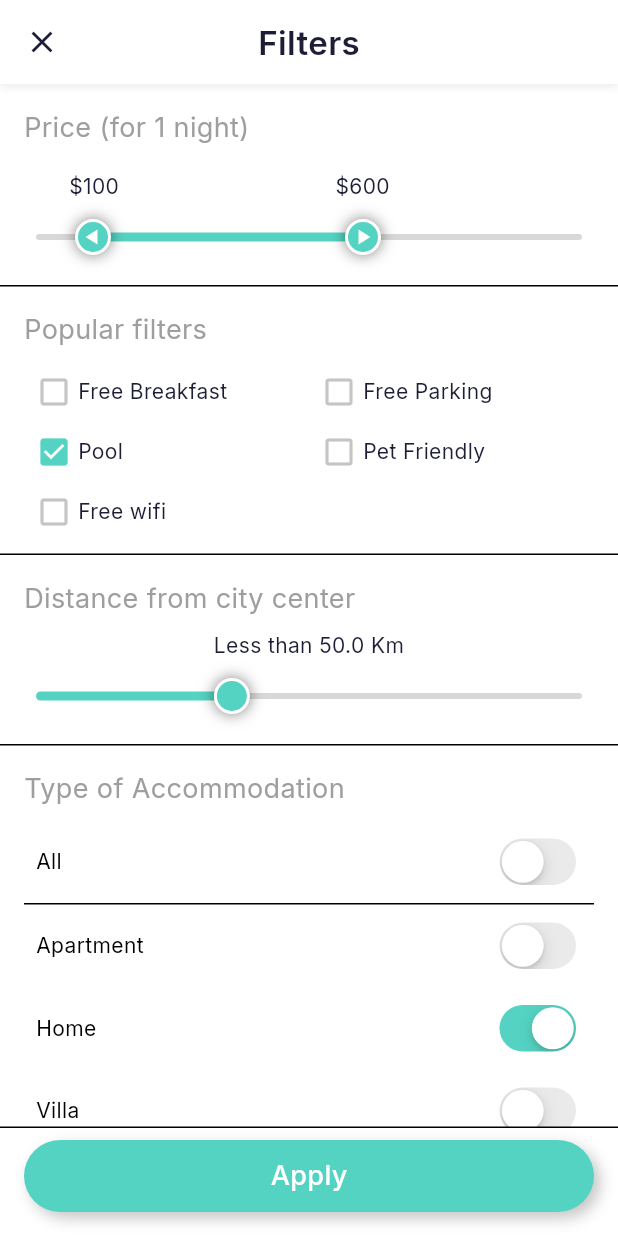
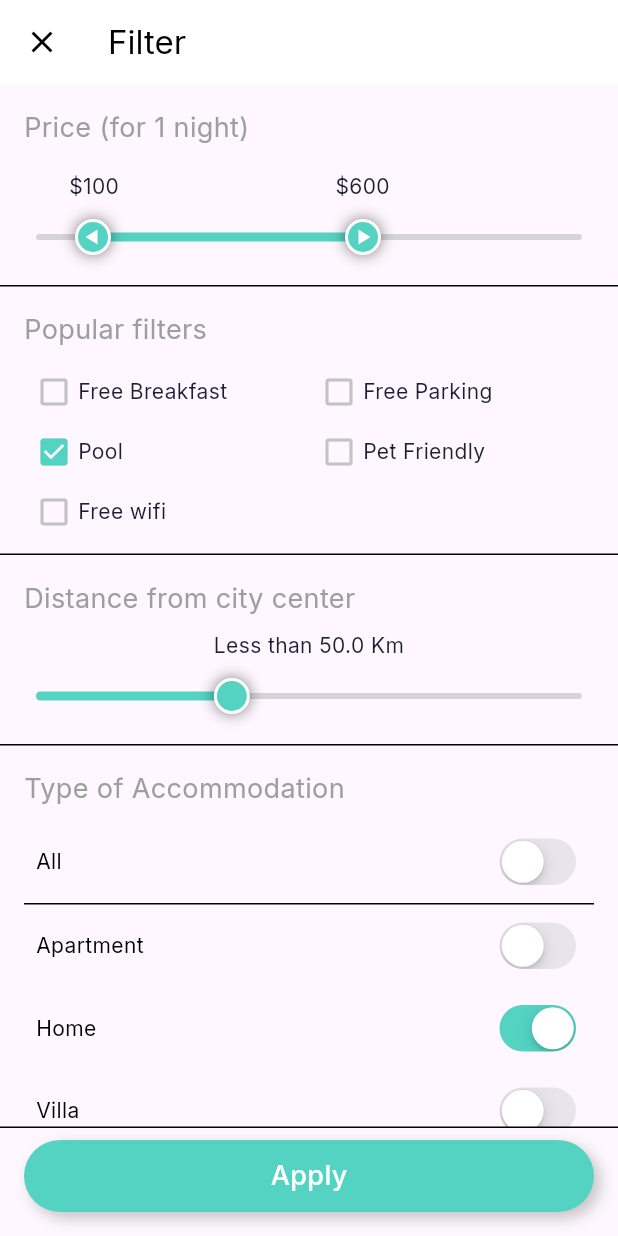
Before and after one commit to Chhinvanchhai/chetneakv2, a Flutter app: the BottomTabs screen opened by its route, item 3 of the bottom bar chosen, after a tap on "Filter", on a phone screen of 412 x 824 dp. Run offline on Flutter 3.47's test engine with Material 3 defaults, Android fonts, the phone set to English and light mode, and no system bars; our stand-ins replace cloud_firestore, file_picker, firebase_auth, firebase_core, firebase_messaging, flutter_local_notifications and 7 more; missing offline and left inert: cloud_firestore_web, firebase_auth_web, firebase_core_web, firebase_messaging_web, geolocator_web, image_picker_for_web; accounts and stored records are empty; generated files the repository leaves out were written again.

Commit message:
update dynamic theme for dark and white auto to phone

```diff
--- a/lib/constants.dart
+++ b/lib/constants.dart
@@ -3,6 +3,7 @@ import 'package:flutter/material.dart';
 const kPrimaryColor = Color(0xFF00BF6D);
 const kSecondaryColor = Color(0xFFFE9901);
 const kContentColorLightTheme = Color(0xFF1D1D35);
+const bgDarkTheme = Color(0xFF1D1D35);
 const kContentColorDarkTheme = Color(0xFFF5FCF9);
 const kWarninngColor = Color(0xFFF3BB1C);
 const kErrorColor = Color(0xFFF03738);
--- a/lib/controllers/profile_controller.dart
+++ b/lib/controllers/profile_controller.dart
@@ -28,9 +28,11 @@ class ProfileController extends GetxController {
 
   Future<void> login(email, password) async {
     try {
+      print("Login------------->");
       UserCredential userCredential = await FirebaseAuth.instance
           .signInWithEmailAndPassword(email: email, password: password);
 
+      print(userCredential);
       final box = GetStorage();
       Map userMap = {
         "displayName": userCredential.user!.displayName,
@@ -40,7 +42,7 @@ class ProfileController extends GetxController {
         "uid": userCredential.user!.uid,
       };
       box.write('user', userMap);
-      Get.toNamed('/home');
+      Get.offAll('/home');
 
       // print(userCredential);
     } on FirebaseAuthException catch (e) {
--- a/lib/screens/home_screen/HomeScreen.dart
+++ b/lib/screens/home_screen/HomeScreen.dart
@@ -20,7 +20,10 @@ class _HomeScreensState extends State<HomeScreens> {
   @override
   Widget build(BuildContext context) {
     return Material(
-      color: AppTheme.nearlyWhite,
+      color: Theme.of(context).primaryColor,
+      textStyle: TextStyle(
+        color: Colors.white,
+      ),
       child: Column(
         crossAxisAlignment: CrossAxisAlignment.start,
         children: [
@@ -109,7 +112,7 @@ class _HomeScreensState extends State<HomeScreens> {
                     fontWeight: FontWeight.w300,
                     letterSpacing: 0.2,
                     fontSize: 14.0,
-                      color: AppTheme.grey),
+                  ),
                 ),
                 Text(
                   'Chhin Vanchhai',
@@ -117,7 +120,7 @@ class _HomeScreensState extends State<HomeScreens> {
                     fontWeight: FontWeight.w600,
                     letterSpacing: 0.2,
                     fontSize: 20.0,
-                      color: AppTheme.darkText),
+                  ),
                 )
               ],
             ),
--- a/lib/screens/hotel_booking/filters_screen.dart
+++ b/lib/screens/hotel_booking/filters_screen.dart
@@ -26,11 +26,14 @@ class _FiltersScreenState extends State<FiltersScreen> {
 
   @override
   Widget build(BuildContext context) {
-    return Material(
-      color: HotelAppTheme.buildLightTheme().backgroundColor,
+    return Scaffold(
+      appBar: AppBar(
+        title: const Text("Filter"),
+      ),
+      body: Material(
         child: Column(
           children: <Widget>[
-          getAppBarUI(),
+            // getAppBarUI(),
             Expanded(
               child: SingleChildScrollView(
                 child: Column(
@@ -56,8 +59,8 @@ class _FiltersScreenState extends State<FiltersScreen> {
               height: 1,
             ),
             Padding(
-            padding:
-                const EdgeInsets.only(left: 16, right: 16, bottom: 16, top: 8),
+              padding: const EdgeInsets.only(
+                  left: 16, right: 16, bottom: 16, top: 8),
               child: Container(
                 height: 48,
                 decoration: BoxDecoration(
@@ -77,7 +80,8 @@ class _FiltersScreenState extends State<FiltersScreen> {
                     borderRadius: const BorderRadius.all(Radius.circular(24.0)),
                     highlightColor: Colors.transparent,
                     onTap: () {
-                    resortController.getResortList(resortController.distances);
+                      resortController
+                          .getResortList(resortController.distances);
                       Navigator.pop(context);
                     },
                     child: const Center(
@@ -94,6 +98,7 @@ class _FiltersScreenState extends State<FiltersScreen> {
               ),
             )
           ],
+        ),
       ),
     );
   }
--- a/lib/screens/hotel_booking/hotel_home_screen.dart
+++ b/lib/screens/hotel_booking/hotel_home_screen.dart
@@ -47,11 +47,11 @@ class _HotelHomeScreenState extends State<HotelHomeScreen>
 
   @override
   Widget build(BuildContext context) {
-    // resortController.getResortList();
-    print("${resortController.distances.toString()}");
-    return Material(
-      child: Theme(
-        data: HotelAppTheme.buildLightTheme(),
+    return Scaffold(
+      appBar: AppBar(
+        title: Text("Resorts"),
+      ),
+      body: Material(
         child: Stack(
           children: <Widget>[
             InkWell(
@@ -64,7 +64,7 @@ class _HotelHomeScreenState extends State<HotelHomeScreen>
               },
               child: Column(
                 children: <Widget>[
-                  getAppBarUI(),
+                  // getAppBarUI(),
                   Expanded(
                     child: NestedScrollView(
                       controller: _scrollController,
@@ -92,7 +92,6 @@ class _HotelHomeScreenState extends State<HotelHomeScreen>
                         ];
                       },
                       body: Container(
-                        color: HotelAppTheme.buildLightTheme().backgroundColor,
                         child: Obx(() => ListView.builder(
                               itemCount: resortController.resortList.length,
                               controller: resortController.scrollController,
@@ -330,19 +329,10 @@ class _HotelHomeScreenState extends State<HotelHomeScreen>
           right: 0,
           child: Container(
             height: 24,
-            decoration: BoxDecoration(
-              color: HotelAppTheme.buildLightTheme().backgroundColor,
-              boxShadow: <BoxShadow>[
-                BoxShadow(
-                    color: Colors.grey.withOpacity(0.2),
-                    offset: const Offset(0, -2),
-                    blurRadius: 8.0),
-              ],
-            ),
+            decoration: BoxDecoration(),
           ),
         ),
         Container(
-          color: HotelAppTheme.buildLightTheme().backgroundColor,
           child: Padding(
             padding:
                 const EdgeInsets.only(left: 16, right: 16, top: 8, bottom: 4),
@@ -442,7 +432,7 @@ class _HotelHomeScreenState extends State<HotelHomeScreen>
   Widget getAppBarUI() {
     return Container(
       decoration: BoxDecoration(
-        color: HotelAppTheme.buildLightTheme().backgroundColor,
+        color: Theme.of(context).primaryColor,
         boxShadow: <BoxShadow>[
           BoxShadow(
               color: Colors.grey.withOpacity(0.2),
@@ -454,6 +444,7 @@ class _HotelHomeScreenState extends State<HotelHomeScreen>
         padding: EdgeInsets.only(
             top: MediaQuery.of(context).padding.top, left: 8, right: 8),
         child: Material(
+          color: Theme.of(context).primaryColor,
           child: Row(
             children: <Widget>[
               Container(
--- a/lib/screens/settings.dart
+++ b/lib/screens/settings.dart
@@ -15,9 +15,6 @@ class _SettingsScreenState extends State<SettingsScreen> {
     return Scaffold(
       appBar: AppBar(
         title: Text('Settings'),
-        foregroundColor: Colors.green,
-        backgroundColor: Colors.white,
-        surfaceTintColor: Colors.red,
       ),
       body: SafeArea(
         child: SingleChildScrollView(
```
Also changed, not shown: lib/screens/widget/h3.dart (+2 -7 lines), lib/theme.dart (+5 -3 lines), 5 other files. Lines whose indentation alone changed are shown as unchanged.
